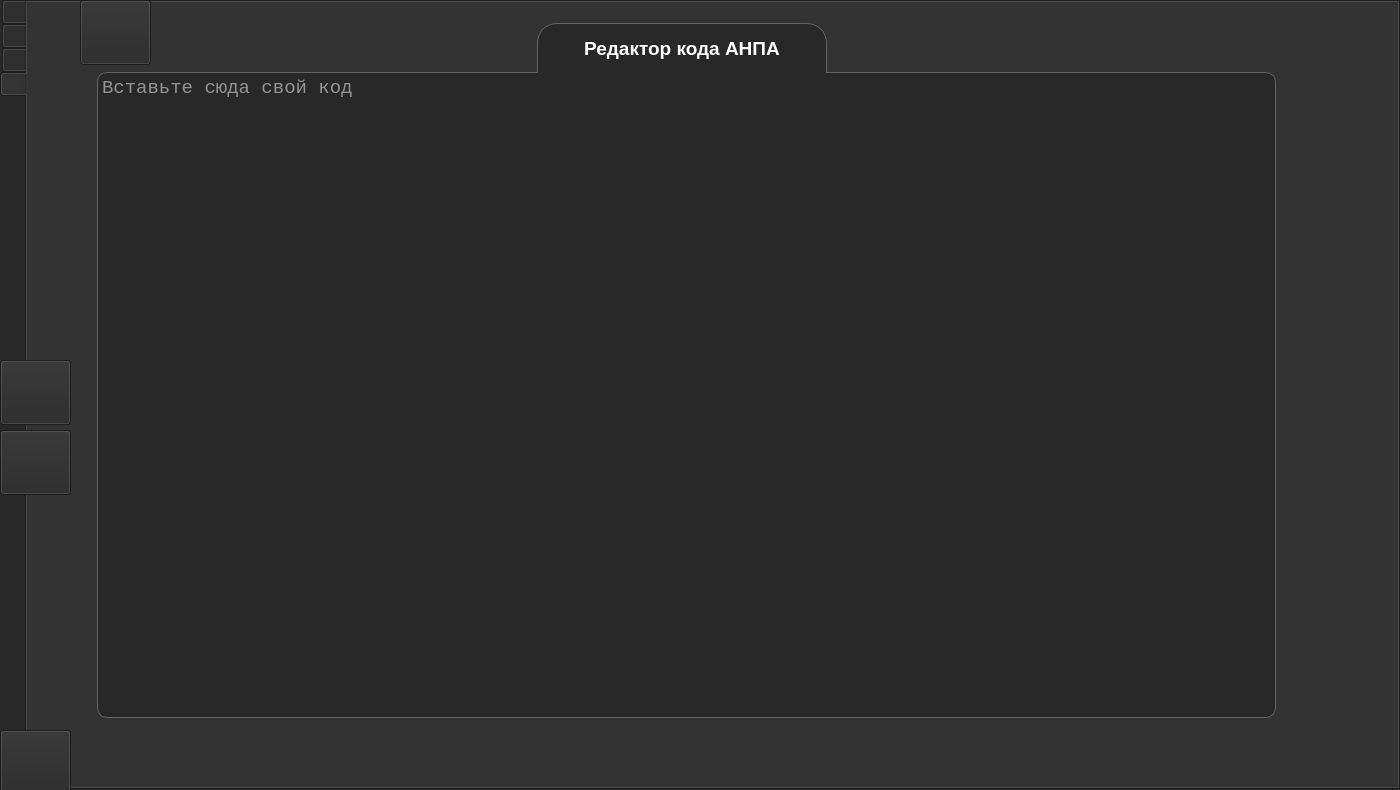
The window that src/MainWindow/MainWindow.ui (PolarStarWalker/PolarUV-client) describes before a commit, drawn with Qt 5.
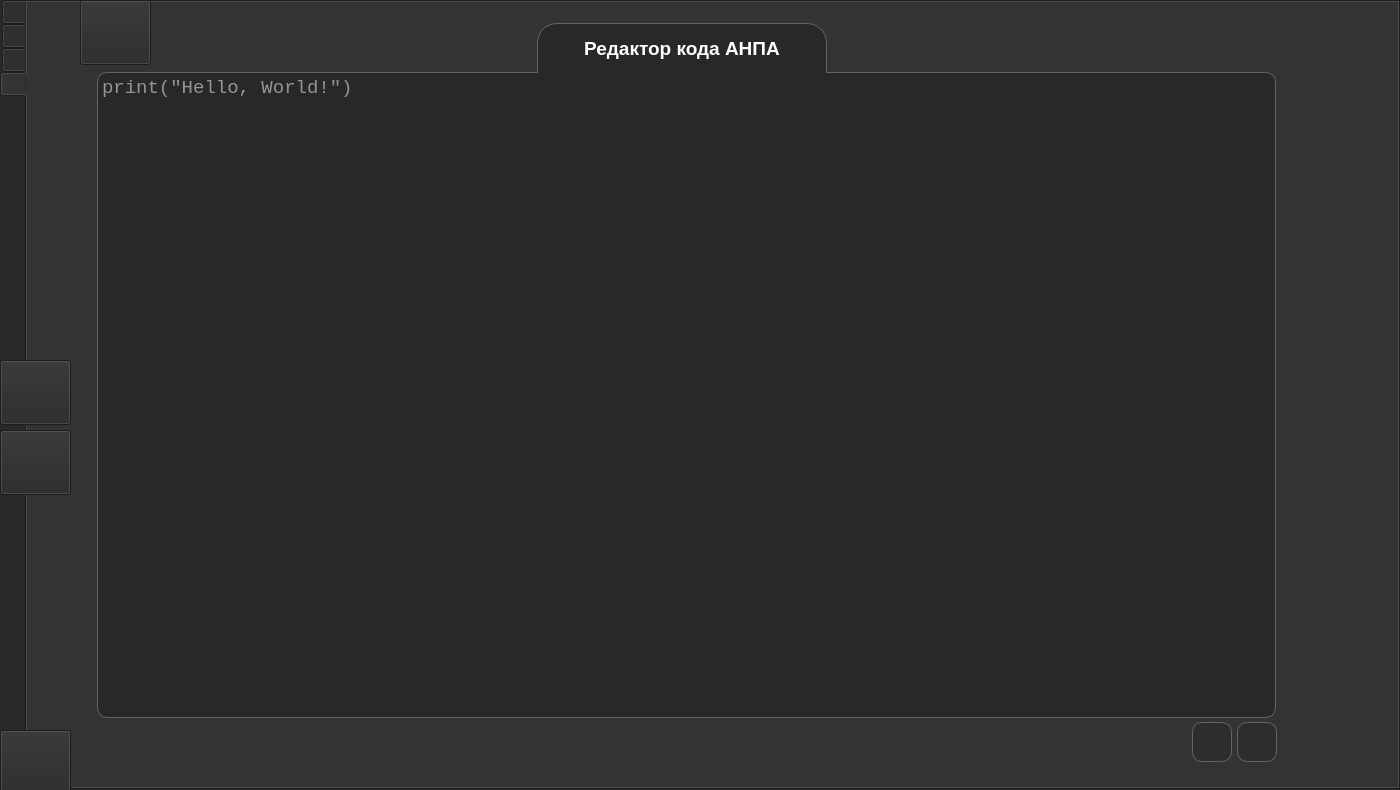
The same window after the commit. The open tabs and pages were chosen to show the change. Icons and pictures are not drawn.

Commit message: Доработка интерфейса, правки нейминга и подключение библиотек Python

The edit to the form file:
```diff
--- a/src/MainWindow/MainWindow.ui
+++ b/src/MainWindow/MainWindow.ui
@@ -5463,7 +5463,7 @@
        <bool>false</bool>
       </property>
       <property name="placeholderText">
-       <string>Вставьте сюда свой код</string>
+       <string>print(&quot;Hello, World!&quot;)</string>
       </property>
      </widget>
      <widget class="QLabel" name="Tab4BackgroundLabel">
@@ -5534,6 +5534,52 @@
        <set>Qt::AlignCenter</set>
       </property>
      </widget>
+     <widget class="QPushButton" name="ReleaseCodeButton">
+      <property name="geometry">
+       <rect>
+        <x>1210</x>
+        <y>720</y>
+        <width>40</width>
+        <height>40</height>
+       </rect>
+      </property>
+      <property name="styleSheet">
+       <string notr="true">color:rgb(255,255,255);
+
+background-color:rgb(45,45,45);
+
+border-width:1px;
+border-color :rgb(100,100,100);
+border-radius:10px;
+border-style:solid;</string>
+      </property>
+      <property name="text">
+       <string/>
+      </property>
+     </widget>
+     <widget class="QPushButton" name="DebugCodeButton">
+      <property name="geometry">
+       <rect>
+        <x>1165</x>
+        <y>720</y>
+        <width>40</width>
+        <height>40</height>
+       </rect>
+      </property>
+      <property name="styleSheet">
+       <string notr="true">color:rgb(255,255,255);
+
+background-color:rgb(45,45,45);
+
+border-width:1px;
+border-color :rgb(100,100,100);
+border-radius:10px;
+border-style:solid;</string>
+      </property>
+      <property name="text">
+       <string/>
+      </property>
+     </widget>
      <zorder>Tab4BackgroundLabel</zorder>
      <zorder>TextEdit</zorder>
      <zorder>KeyAssignmentsLabel_2</zorder>
```
Left out of the diff: 14 changed lines with no effect on the pictures. The commit also changes 7 other files.
